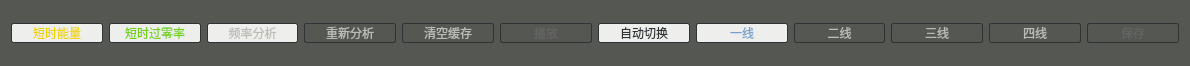
Before: the Qt Designer form DVMT/AuPlot/toolbuttons.ui in FangCunWuChang/DeepVocal-Mark-Tool, drawn with Qt 5.
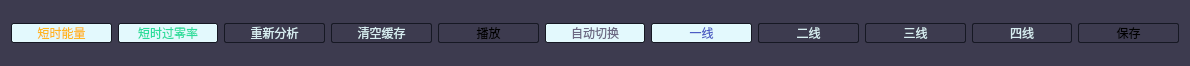
After: the same form once the commit is applied.

What changed in the file:
```diff
--- a/DVMT/AuPlot/toolbuttons.ui
+++ b/DVMT/AuPlot/toolbuttons.ui
@@ -19,7 +19,7 @@
   <property name="styleSheet">
    <string notr="true">QWidget{
 	
-	background-color: rgb(85, 87, 83);
+	background-color: rgb(61,59,79);
 }
 QToolTip{
 
@@ -36,19 +36,25 @@
      </property>
      <property name="styleSheet">
       <string notr="true">QPushButton{
-border: 1px solid black;
-border-color: rgb(46, 52, 54);
-background-color: rgb(85, 87, 83);
-color: rgb(186, 189, 182);
-border-radius:2px;
+    border: 1px solid #161823;
+    border-color: #161823;
+    background-color: #3d3b4f;
+    color: #d6ecf0;
+    border-radius:2px;
+}
+QPushButton:disabled{
+    border: 1px solid #161823;
+    border-color: #161823;
+    background-color: #3d3b4f;
+    color:  #000000;
+    border-radius:2px;
 }
 QPushButton:checked{
-border: 1px solid black;
-border-color: rgb(46, 52, 54);
-background-color: rgb(238, 238, 236);
-	
-	color: rgb(237, 212, 0);
-border-radius:2px;
+    border: 1px solid #161823;
+    border-color: #161823;
+    background-color: #e3f9fd;
+    color: #ffb61e;
+    border-radius:2px;
 }
 QPushButton:hover{
 border: 1px solid black;
@@ -87,19 +93,25 @@
      </property>
      <property name="styleSheet">
       <string notr="true">QPushButton{
-border: 1px solid black;
-border-color: rgb(46, 52, 54);
-background-color: rgb(85, 87, 83);
-color: rgb(186, 189, 182);
-border-radius:2px;
+    border: 1px solid #161823;
+    border-color: #161823;
+    background-color: #3d3b4f;
+    color: #d6ecf0;
+    border-radius:2px;
+}
+QPushButton:disabled{
+    border: 1px solid #161823;
+    border-color: #161823;
+    background-color: #3d3b4f;
+    color:  #000000;
+    border-radius:2px;
 }
 QPushButton:checked{
-border: 1px solid black;
-border-color: rgb(46, 52, 54);
-background-color: rgb(238, 238, 236);
-	
-	color: rgb(115, 210, 22);
-border-radius:2px;
+    border: 1px solid #161823;
+    border-color: #161823;
+    background-color: #e3f9fd;
+    color: #2add9c;
+    border-radius:2px;
 }
 QPushButton:hover{
 border: 1px solid black;
@@ -131,55 +143,6 @@
      </property>
     </widget>
    </item>
-   <item>
-    <widget class="QPushButton" name="b3">
-     <property name="toolTip">
-      <string>Alt+F</string>
-     </property>
-     <property name="styleSheet">
-      <string notr="true">QPushButton{
-border: 1px solid black;
-border-color: rgb(46, 52, 54);
-background-color: rgb(85, 87, 83);
-color: rgb(186, 189, 182);
-border-radius:2px;
-}
-QPushButton:checked{
-border: 1px solid black;
-border-color: rgb(46, 52, 54);
-background-color:rgb(238, 238, 236);
-border-radius:2px;
-}
-QPushButton:hover{
-border: 1px solid black;
-border-color: rgb(46, 52, 54);
-	background-color: rgb(136, 138, 133);
-
-
-border-radius:2px;
-}
-QPushButton:pressed{
-border: 1px solid black;
-border-color: rgb(46, 52, 54);
-color: rgb(136, 138, 133);
-background-color: rgb(186, 189, 182);
-border-radius:2px;
-}</string>
-     </property>
-     <property name="text">
-      <string>频率分析</string>
-     </property>
-     <property name="shortcut">
-      <string>Alt+F</string>
-     </property>
-     <property name="checkable">
-      <bool>true</bool>
-     </property>
-     <property name="checked">
-      <bool>true</bool>
-     </property>
-    </widget>
-   </item>
    <item>
     <widget class="QPushButton" name="b4">
      <property name="toolTip">
@@ -187,25 +150,25 @@
      </property>
      <property name="styleSheet">
       <string notr="true">QPushButton{
-border: 1px solid black;
-border-color: rgb(46, 52, 54);
-background-color: rgb(85, 87, 83);
-color: rgb(186, 189, 182);
-border-radius:2px;
+    border: 1px solid #161823;
+    border-color: #161823;
+    background-color: #3d3b4f;
+    color: #d6ecf0;
+    border-radius:2px;
 }
 QPushButton:disabled{
-border: 1px solid black;
-border-color: rgb(46, 52, 54);
-background-color: rgb(85, 87, 83);
-color:  rgb(100,100,100);
-border-radius:2px;
+    border: 1px solid #161823;
+    border-color: #161823;
+    background-color: #3d3b4f;
+    color:  #000000;
+    border-radius:2px;
 }
 QPushButton:checked{
-border: 1px solid black;
-border-color: rgb(46, 52, 54);
-background-color: rgb(85, 87, 83);
-	color: rgb(46, 52, 54);
-border-radius:2px;
+    border: 1px solid #161823;
+    border-color: #161823;
+    background-color: #e3f9fd;
+    color: #6b6882;
+    border-radius:2px;
 }
 QPushButton:hover{
 border: 1px solid black;
@@ -241,25 +204,25 @@
      </property>
      <property name="styleSheet">
       <string notr="true">QPushButton{
-border: 1px solid black;
-border-color: rgb(46, 52, 54);
-background-color: rgb(85, 87, 83);
-color: rgb(186, 189, 182);
-border-radius:2px;
+    border: 1px solid #161823;
+    border-color: #161823;
+    background-color: #3d3b4f;
+    color: #d6ecf0;
+    border-radius:2px;
 }
 QPushButton:disabled{
-border: 1px solid black;
-border-color: rgb(46, 52, 54);
-background-color: rgb(85, 87, 83);
-color:  rgb(100,100,100);
-border-radius:2px;
+    border: 1px solid #161823;
+    border-color: #161823;
+    background-color: #3d3b4f;
+    color:  #000000;
+    border-radius:2px;
 }
 QPushButton:checked{
-border: 1px solid black;
-border-color: rgb(46, 52, 54);
-background-color: rgb(85, 87, 83);
-	color: rgb(46, 52, 54);
-border-radius:2px;
+    border: 1px solid #161823;
+    border-color: #161823;
+    background-color: #e3f9fd;
+    color: #6b6882;
+    border-radius:2px;
 }
 QPushButton:hover{
 border: 1px solid black;
@@ -298,26 +261,25 @@
      </property>
      <property name="styleSheet">
       <string notr="true">QPushButton{
-border: 1px solid black;
-border-color: rgb(46, 52, 54);
-background-color: rgb(85, 87, 83);
-color: rgb(186, 189, 182);
-border-radius:2px;
+    border: 1px solid #161823;
+    border-color: #161823;
+    background-color: #3d3b4f;
+    color: #d6ecf0;
+    border-radius:2px;
 }
 QPushButton:disabled{
-border: 1px solid black;
-border-color: rgb(46, 52, 54);
-background-color: rgb(85, 87, 83);
-color:  rgb(100,100,100);
-border-radius:2px;
+    border: 1px solid #161823;
+    border-color: #161823;
+    background-color: #3d3b4f;
+    color:  #000000;
+    border-radius:2px;
 }
 QPushButton:checked{
-border: 1px solid black;
-border-color: rgb(46, 52, 54);
-	background-color: rgb(238, 238, 236);
-	
-	color: rgb(46, 52, 54);
-border-radius:2px;
+    border: 1px solid #161823;
+    border-color: #161823;
+    background-color: #e3f9fd;
+    color: #6b6882;
+    border-radius:2px;
 }
 QPushButton:hover{
 border: 1px solid black;
@@ -359,26 +321,25 @@
      </property>
      <property name="styleSheet">
       <string notr="true">QPushButton{
-border: 1px solid black;
-border-color: rgb(46, 52, 54);
-background-color: rgb(85, 87, 83);
-color: rgb(186, 189, 182);
-border-radius:2px;
+    border: 1px solid #161823;
+    border-color: #161823;
+    background-color: #3d3b4f;
+    color: #d6ecf0;
+    border-radius:2px;
 }
 QPushButton:disabled{
-border: 1px solid black;
-border-color: rgb(46, 52, 54);
-background-color: rgb(85, 87, 83);
-color:  rgb(100,100,100);
-border-radius:2px;
+    border: 1px solid #161823;
+    border-color: #161823;
+    background-color: #3d3b4f;
+    color:  #000000;
+    border-radius:2px;
 }
 QPushButton:checked{
-border: 1px solid black;
-border-color: rgb(46, 52, 54);
-	background-color: rgb(238, 238, 236);
-	
-	color: rgb(46, 52, 54);
-border-radius:2px;
+    border: 1px solid #161823;
+    border-color: #161823;
+    background-color: #e3f9fd;
+    color: #6b6882;
+    border-radius:2px;
 }
 QPushButton:hover{
 border: 1px solid black;
@@ -420,27 +381,25 @@
      </property>
      <property name="styleSheet">
       <string notr="true">QPushButton{
-border: 1px solid black;
-border-color: rgb(46, 52, 54);
-background-color: rgb(85, 87, 83);
-color: rgb(186, 189, 182);
-border-radius:2px;
+    border: 1px solid #161823;
+    border-color: #161823;
+    background-color: #3d3b4f;
+    color: #d6ecf0;
+    border-radius:2px;
 }
 QPushButton:disabled{
-border: 1px solid black;
-border-color: rgb(46, 52, 54);
-background-color: rgb(85, 87, 83);
-color:  rgb(100,100,100);
-border-radius:2px;
+    border: 1px solid #161823;
+    border-color: #161823;
+    background-color: #3d3b4f;
+    color:  #000000;
+    border-radius:2px;
 }
 QPushButton:checked{
-border: 1px solid black;
-border-color: rgb(46, 52, 54);
-	background-color: rgb(238, 238, 236);
-	
-	
-	color: rgb(114, 159, 207);
-border-radius:2px;
+    border: 1px solid #161823;
+    border-color: #161823;
+    background-color: #e3f9fd;
+    color: #4b5cc4;
+    border-radius:2px;
 }
 QPushButton:hover{
 border: 1px solid black;
@@ -482,27 +441,25 @@
      </property>
      <property name="styleSheet">
       <string notr="true">QPushButton{
-border: 1px solid black;
-border-color: rgb(46, 52, 54);
-background-color: rgb(85, 87, 83);
-color: rgb(186, 189, 182);
-border-radius:2px;
+    border: 1px solid #161823;
+    border-color: #161823;
+    background-color: #3d3b4f;
+    color: #d6ecf0;
+    border-radius:2px;
 }
 QPushButton:disabled{
-border: 1px solid black;
-border-color: rgb(46, 52, 54);
-background-color: rgb(85, 87, 83);
-color:  rgb(100,100,100);
-border-radius:2px;
+    border: 1px solid #161823;
+    border-color: #161823;
+    background-color: #3d3b4f;
+    color:  #000000;
+    border-radius:2px;
 }
 QPushButton:checked{
-border: 1px solid black;
-border-color: rgb(46, 52, 54);
-	background-color: rgb(238, 238, 236);
-	
-	
-	color: rgb(252, 233, 79);
-border-radius:2px;
+    border: 1px solid #161823;
+    border-color: #161823;
+    background-color: #e3f9fd;
+    color: #ffa631;
+    border-radius:2px;
 }
 QPushButton:hover{
 border: 1px solid black;
@@ -544,27 +501,25 @@
      </property>
      <property name="styleSheet">
       <string notr="true">QPushButton{
-border: 1px solid black;
-border-color: rgb(46, 52, 54);
-background-color: rgb(85, 87, 83);
-color: rgb(186, 189, 182);
-border-radius:2px;
+    border: 1px solid #161823;
+    border-color: #161823;
+    background-color: #3d3b4f;
+    color: #d6ecf0;
+    border-radius:2px;
 }
 QPushButton:disabled{
-border: 1px solid black;
-border-color: rgb(46, 52, 54);
-background-color: rgb(85, 87, 83);
-color:  rgb(100,100,100);
-border-radius:2px;
+    border: 1px solid #161823;
+    border-color: #161823;
+    background-color: #3d3b4f;
+    color:  #000000;
+    border-radius:2px;
 }
 QPushButton:checked{
-border: 1px solid black;
-border-color: rgb(46, 52, 54);
-	background-color: rgb(238, 238, 236);
-	
-	
-	color: rgb(173, 127, 168);
-border-radius:2px;
+    border: 1px solid #161823;
+    border-color: #161823;
+    background-color: #e3f9fd;
+    color: #cb3a56;
+    border-radius:2px;
 }
 QPushButton:hover{
 border: 1px solid black;
@@ -606,27 +561,25 @@
      </property>
      <property name="styleSheet">
       <string notr="true">QPushButton{
-border: 1px solid black;
-border-color: rgb(46, 52, 54);
-background-color: rgb(85, 87, 83);
-color: rgb(186, 189, 182);
-border-radius:2px;
+    border: 1px solid #161823;
+    border-color: #161823;
+    background-color: #3d3b4f;
+    color: #d6ecf0;
+    border-radius:2px;
 }
 QPushButton:disabled{
-border: 1px solid black;
-border-color: rgb(46, 52, 54);
-background-color: rgb(85, 87, 83);
-color:  rgb(100,100,100);
-border-radius:2px;
+    border: 1px solid #161823;
+    border-color: #161823;
+    background-color: #3d3b4f;
+    color:  #000000;
+    border-radius:2px;
 }
 QPushButton:checked{
-border: 1px solid black;
-border-color: rgb(46, 52, 54);
-	background-color: rgb(238, 238, 236);
-	
-	
-	color: rgb(138, 226, 52);
-border-radius:2px;
+    border: 1px solid #161823;
+    border-color: #161823;
+    background-color: #e3f9fd;
+    color: #7fecad;
+    border-radius:2px;
 }
 QPushButton:hover{
 border: 1px solid black;
@@ -668,26 +621,25 @@
      </property>
      <property name="styleSheet">
       <string notr="true">QPushButton{
-border: 1px solid black;
-border-color: rgb(46, 52, 54);
-background-color: rgb(85, 87, 83);
-color: rgb(186, 189, 182);
-border-radius:2px;
+    border: 1px solid #161823;
+    border-color: #161823;
+    background-color: #3d3b4f;
+    color: #d6ecf0;
+    border-radius:2px;
 }
 QPushButton:disabled{
-border: 1px solid black;
-border-color: rgb(46, 52, 54);
-background-color: rgb(85, 87, 83);
-color:  rgb(100,100,100);
-border-radius:2px;
+    border: 1px solid #161823;
+    border-color: #161823;
+    background-color: #3d3b4f;
+    color:  #000000;
+    border-radius:2px;
 }
 QPushButton:checked{
-border: 1px solid black;
-border-color: rgb(46, 52, 54);
-	background-color: rgb(238, 238, 236);
-	
-	color: rgb(46, 52, 54);
-border-radius:2px;
+    border: 1px solid #161823;
+    border-color: #161823;
+    background-color: #e3f9fd;
+    color: #6b6882;
+    border-radius:2px;
 }
 QPushButton:hover{
 border: 1px solid black;
```
Left out of the diff: 245 changed lines with no effect on the pictures.
